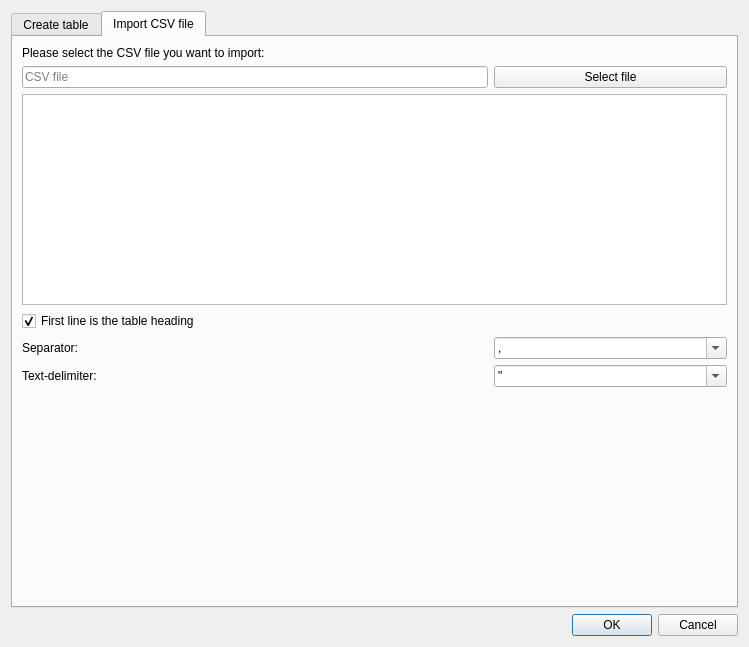
This is qownnotes/dialogs/tabledialog.ui in Samael340/qownnotes_alt as Qt 5 draws it before an edit. The edited form follows.
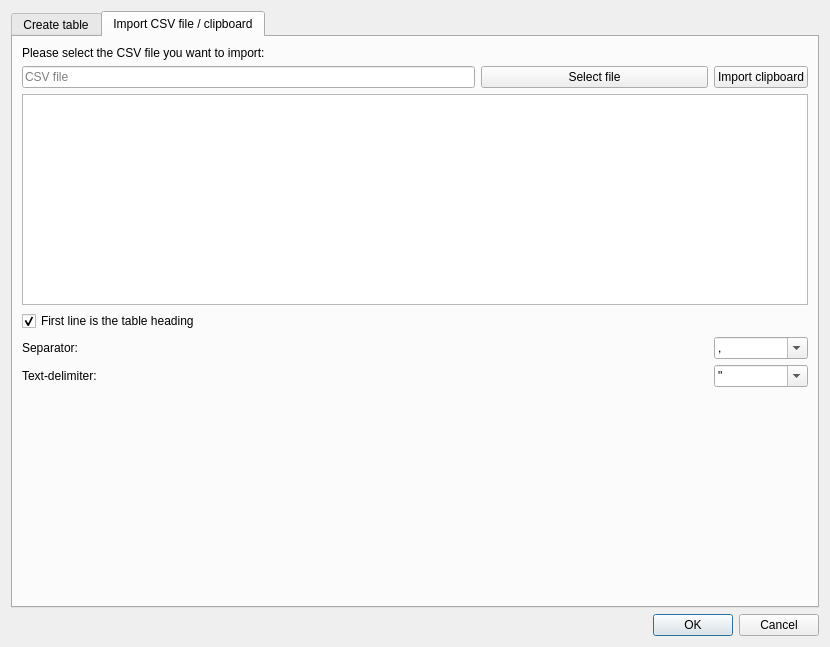
This is the edited form. The open tabs and pages were chosen to show the change. Icons and pictures are not drawn.

Commit message: Import archive qownnotes-20.7.3

```diff
--- a/qownnotes/dialogs/tabledialog.ui
+++ b/qownnotes/dialogs/tabledialog.ui
@@ -147,51 +147,9 @@
      </widget>
      <widget class="QWidget" name="importTab">
       <attribute name="title">
-       <string>Import CSV file</string>
+       <string>Import CSV file / clipboard</string>
       </attribute>
       <layout class="QGridLayout" name="gridLayout_3">
-       <item row="5" column="2">
-        <widget class="QComboBox" name="textDelimiterComboBox">
-         <property name="editable">
-          <bool>true</bool>
-         </property>
-         <item>
-          <property name="text">
-           <string notr="true">&quot;</string>
-          </property>
-         </item>
-         <item>
-          <property name="text">
-           <string notr="true">'</string>
-          </property>
-         </item>
-        </widget>
-       </item>
-       <item row="4" column="0" colspan="2">
-        <widget class="QLabel" name="label_6">
-         <property name="text">
-          <string>Separator:</string>
-         </property>
-        </widget>
-       </item>
-       <item row="1" column="2">
-        <widget class="QPushButton" name="fileButton">
-         <property name="text">
-          <string>Select file</string>
-         </property>
-         <property name="icon">
-          <iconset theme="document-open" resource="../breeze-qownnotes.qrc">
-           <normaloff>:/icons/breeze-qownnotes/16x16/document-open.svg</normaloff>:/icons/breeze-qownnotes/16x16/document-open.svg</iconset>
-         </property>
-        </widget>
-       </item>
-       <item row="0" column="0" colspan="3">
-        <widget class="QLabel" name="label_5">
-         <property name="text">
-          <string>Please select the CSV file you want to import:</string>
-         </property>
-        </widget>
-       </item>
        <item row="6" column="0" colspan="3">
         <spacer name="verticalSpacer">
          <property name="orientation">
@@ -205,21 +163,22 @@
          </property>
         </spacer>
        </item>
-       <item row="4" column="2">
-        <widget class="QComboBox" name="separatorComboBox">
-         <property name="editable">
-          <bool>true</bool>
+       <item row="1" column="2">
+        <widget class="QPushButton" name="fileButton">
+         <property name="text">
+          <string>Select file</string>
          </property>
-         <item>
-          <property name="text">
-           <string notr="true">,</string>
-          </property>
-         </item>
-         <item>
-          <property name="text">
-           <string notr="true">;</string>
-          </property>
-         </item>
+         <property name="icon">
+          <iconset theme="document-open" resource="../breeze-qownnotes.qrc">
+           <normaloff>:/icons/breeze-qownnotes/16x16/document-open.svg</normaloff>:/icons/breeze-qownnotes/16x16/document-open.svg</iconset>
+         </property>
+        </widget>
+       </item>
+       <item row="0" column="0" colspan="3">
+        <widget class="QLabel" name="label_5">
+         <property name="text">
+          <string>Please select the CSV file you want to import:</string>
+         </property>
         </widget>
        </item>
        <item row="1" column="0" colspan="2">
@@ -232,17 +191,18 @@
          </property>
         </widget>
        </item>
-       <item row="3" column="0" colspan="3">
-        <widget class="QCheckBox" name="firstLineHeadlineCheckBox">
+       <item row="1" column="3">
+        <widget class="QPushButton" name="clipboardButton">
          <property name="text">
-          <string>First line is the table heading</string>
+          <string>Import clipboard</string>
          </property>
-         <property name="checked">
-          <bool>true</bool>
+         <property name="icon">
+          <iconset theme="edit-paste" resource="../breeze-qownnotes.qrc">
+           <normaloff>:/icons/breeze-qownnotes/16x16/edit-paste.svg</normaloff>:/icons/breeze-qownnotes/16x16/edit-paste.svg</iconset>
          </property>
         </widget>
        </item>
-       <item row="2" column="0" colspan="3">
+       <item row="2" column="0" colspan="4">
         <widget class="QPlainTextEdit" name="csvFileTextEdit">
          <property name="undoRedoEnabled">
           <bool>false</bool>
@@ -255,13 +215,69 @@
          </property>
         </widget>
        </item>
-       <item row="5" column="0" colspan="2">
+       <item row="4" column="3">
+        <widget class="QComboBox" name="separatorComboBox">
+         <property name="editable">
+          <bool>true</bool>
+         </property>
+         <item>
+          <property name="text">
+           <string notr="true">,</string>
+          </property>
+         </item>
+         <item>
+          <property name="text">
+           <string notr="true">;</string>
+          </property>
+         </item>
+         <item>
+          <property name="text">
+           <string notr="true">\t</string>
+          </property>
+         </item>
+        </widget>
+       </item>
+       <item row="5" column="3">
+        <widget class="QComboBox" name="textDelimiterComboBox">
+         <property name="editable">
+          <bool>true</bool>
+         </property>
+         <item>
+          <property name="text">
+           <string notr="true">&quot;</string>
+          </property>
+         </item>
+         <item>
+          <property name="text">
+           <string notr="true">'</string>
+          </property>
+         </item>
+        </widget>
+       </item>
+       <item row="4" column="0" colspan="3">
+        <widget class="QLabel" name="label_6">
+         <property name="text">
+          <string>Separator:</string>
+         </property>
+        </widget>
+       </item>
+       <item row="5" column="0" colspan="3">
         <widget class="QLabel" name="label_7">
          <property name="text">
           <string>Text-delimiter:</string>
          </property>
         </widget>
        </item>
+       <item row="3" column="0" colspan="4">
+        <widget class="QCheckBox" name="firstLineHeadlineCheckBox">
+         <property name="text">
+          <string>First line is the table heading</string>
+         </property>
+         <property name="checked">
+          <bool>true</bool>
+         </property>
+        </widget>
+       </item>
       </layout>
      </widget>
     </widget>
```
Left out of the diff: 2 changed lines with no effect on the pictures. The commit also changes 596 other files.
